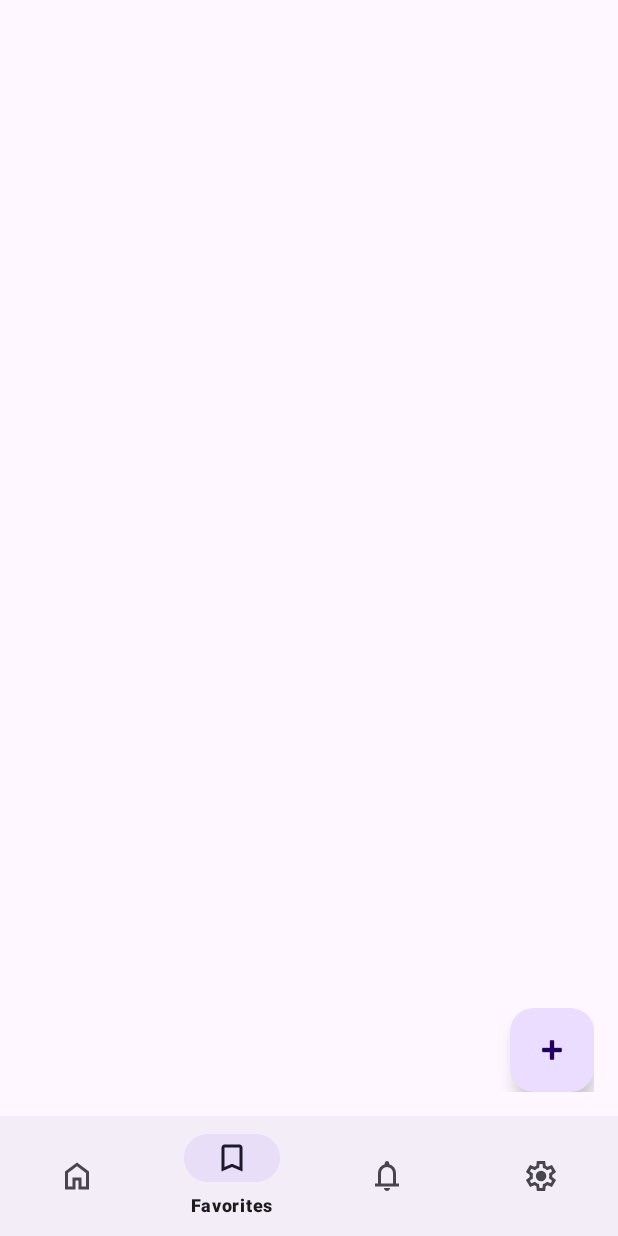
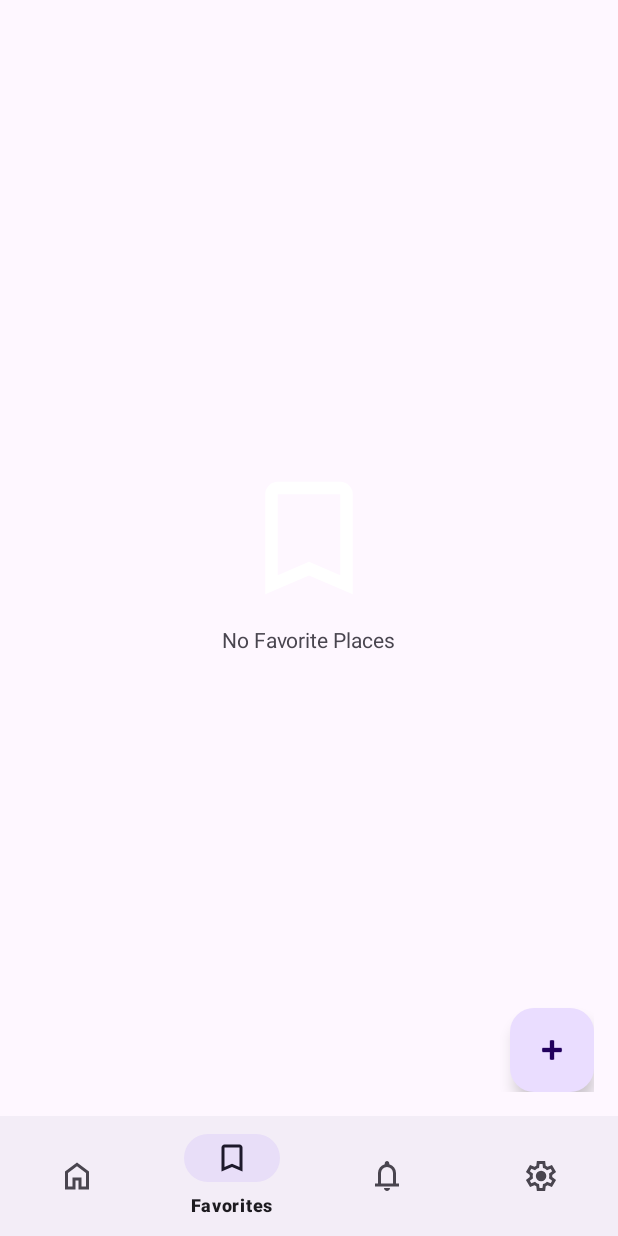
Before and after one commit to ywsoliman/weather-app, an Android app: the FavoritesFragment screen opened through its navigation route, on a phone screen of 412 x 824 dp. Run offline under Robolectric (Android 15) with nearby library versions, the light colour scheme and no system bars; our stand-ins replace Room's generated code, data binding, navigation-ui; pictures from the network do not load; 4 statements that could not run were skipped.

Commit message:
Add no places indicator in FavoritesFragment

```diff
--- a/app/src/main/java/com/example/weatherapp/favorite/view/FavoritesFragment.kt
+++ b/app/src/main/java/com/example/weatherapp/favorite/view/FavoritesFragment.kt
@@ -66,7 +66,14 @@ class FavoritesFragment : Fragment() {
         lifecycleScope.launch {
             viewLifecycleOwner.repeatOnLifecycle(Lifecycle.State.STARTED) {
                 favoriteViewModel.favoritePlaces.collect {
-                    favoriteAdapter.submitList(it)
+                    if (it.isEmpty()) {
+                        binding.noPlacesImage.visibility = View.VISIBLE
+                        binding.noPlacesText.visibility = View.VISIBLE
+                    } else {
+                        binding.noPlacesImage.visibility = View.GONE
+                        binding.noPlacesText.visibility = View.GONE
+                        favoriteAdapter.submitList(it)
+                    }
                 }
             }
         }
--- a/app/src/main/res/layout/fragment_favorites.xml
+++ b/app/src/main/res/layout/fragment_favorites.xml
@@ -10,30 +10,58 @@
             type="com.example.weatherapp.favorite.view.FavoritesAdapter" />
     </data>
 
-    <RelativeLayout
+    <androidx.constraintlayout.widget.ConstraintLayout
         android:layout_width="match_parent"
         android:layout_height="match_parent"
         android:padding="16dp"
         tools:context=".favorite.view.FavoritesFragment">
 
+
         <androidx.recyclerview.widget.RecyclerView
             android:id="@+id/rvFavPlaces"
-            android:layout_width="match_parent"
-            android:layout_height="match_parent"
-            android:layout_above="@id/favoriteFAB"
-            android:layout_marginBottom="16dp"
+            android:layout_width="0dp"
+            android:layout_height="0dp"
             android:adapter="@{adapter}"
-            app:layoutManager="androidx.recyclerview.widget.LinearLayoutManager" />
+            app:layoutManager="androidx.recyclerview.widget.LinearLayoutManager"
+            app:layout_constraintBottom_toTopOf="@+id/favoriteFAB"
+            app:layout_constraintEnd_toEndOf="parent"
+            app:layout_constraintStart_toStartOf="parent"
+            app:layout_constraintTop_toTopOf="parent" />
 
         <com.google.android.material.floatingactionbutton.FloatingActionButton
             android:id="@+id/favoriteFAB"
             android:layout_width="wrap_content"
             android:layout_height="wrap_content"
-            android:layout_alignParentEnd="true"
-            android:layout_alignParentBottom="true"
             android:clickable="true"
             android:contentDescription="@string/add_place_to_favorites"
             android:focusable="true"
-            android:src="@android:drawable/ic_input_add" />
-    </RelativeLayout>
+            android:src="@android:drawable/ic_input_add"
+            app:layout_constraintBottom_toBottomOf="parent"
+            app:layout_constraintEnd_toEndOf="parent" />
+
+        <ImageView
+            android:id="@+id/noPlacesImage"
+            android:layout_width="100dp"
+            android:layout_height="100dp"
+            android:contentDescription="@string/no_favorite_places"
+            android:src="@drawable/ic_bookmark"
+            app:layout_constraintBottom_toTopOf="@+id/noPlacesText"
+            app:layout_constraintEnd_toEndOf="parent"
+            app:layout_constraintStart_toStartOf="parent"
+            app:layout_constraintTop_toTopOf="parent"
+            app:layout_constraintVertical_chainStyle="packed"
+            app:tint="@color/white" />
+
+        <TextView
+            android:id="@+id/noPlacesText"
+            android:layout_width="wrap_content"
+            android:layout_height="wrap_content"
+            android:layout_marginTop="8dp"
+            android:text="@string/no_favorite_places"
+            app:drawableTint="@color/white"
+            app:layout_constraintBottom_toBottomOf="parent"
+            app:layout_constraintEnd_toEndOf="@+id/noPlacesImage"
+            app:layout_constraintStart_toStartOf="@+id/noPlacesImage"
+            app:layout_constraintTop_toBottomOf="@+id/noPlacesImage" />
+    </androidx.constraintlayout.widget.ConstraintLayout>
 </layout>
--- a/app/src/main/res/values/strings.xml
+++ b/app/src/main/res/values/strings.xml
@@ -55,5 +55,6 @@
     <string name="disable_notifications">Disable notifications</string>
     <string name="get_location_from">Get location from</string>
     <string name="get_units_in">Get units in</string>
+    <string name="no_favorite_places">No Favorite Places</string>
 
 </resources>
```
Also changed, not shown: 1 other file.
